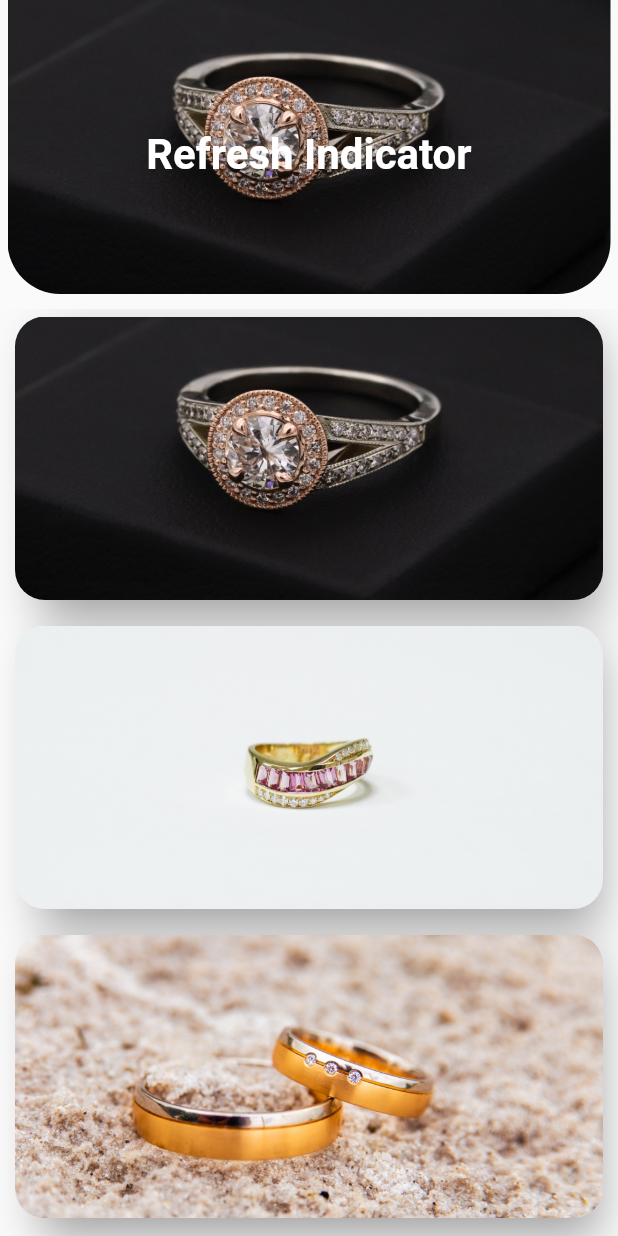
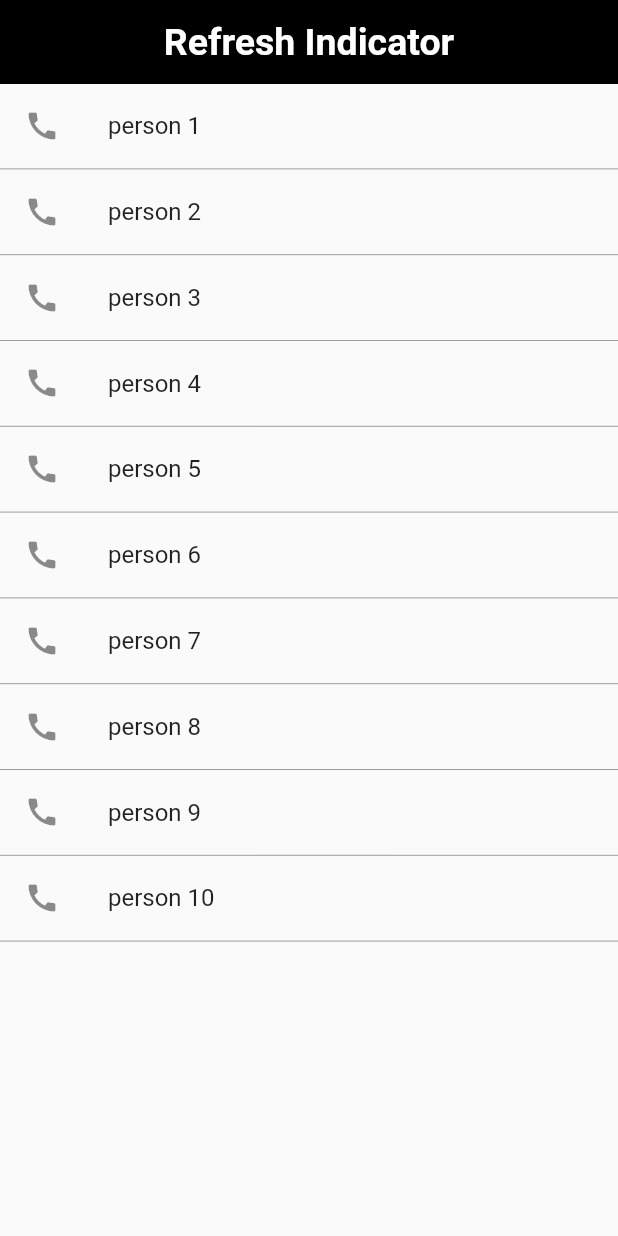
Before and after one commit to sahil078078/flutter_awesome_design, a Flutter app: the screen it shows after launch, on a phone screen of 412 x 824 dp. Run offline on Flutter 3.47's test engine with Material 2 defaults, Android fonts, the phone set to English and light mode, and no system bars; our stand-ins replace carousel_slider, dio, file_picker, flutter_colorpicker, flutter_inset_box_shadow, flutter_signin_button and 6 more; missing offline and left inert: easy_actions; Roboto replaces fonts that are missing (Aclonica, Share).

Commit message:
refresh indicator2

```diff
--- /dev/null
+++ b/lib/May19_2022/RefreshIndicatorWidget/refresh_indicator_homescreen2.dart
@@ -0,0 +1,68 @@
+import 'package:flutter/material.dart';
+import 'package:google_fonts/google_fonts.dart';
+
+class RefreshIndicatorHomeScreen2 extends StatefulWidget {
+  const RefreshIndicatorHomeScreen2({Key? key}) : super(key: key);
+
+  @override
+  State<RefreshIndicatorHomeScreen2> createState() =>
+      _RefreshIndicatorHomeScreen2State();
+}
+
+class _RefreshIndicatorHomeScreen2State
+    extends State<RefreshIndicatorHomeScreen2> {
+  int _count = 0;
+  @override
+  Widget build(BuildContext context) {
+    return Scaffold(
+      appBar: AppBar(
+        backgroundColor: Colors.black,
+        centerTitle: true,
+        elevation: 0.0,
+        title: Text(
+          'Refresh Indicator',
+          style: GoogleFonts.aclonica(
+            fontWeight: FontWeight.bold,
+            fontSize: 25,
+          ),
+        ),
+      ),
+      body: RefreshIndicator(
+        color: Colors.white,
+        backgroundColor: Colors.black,
+        strokeWidth: 5,
+        onRefresh: _refreshHandle,
+        child: ListView(
+          children: _getItems(),
+        ),
+      ),
+    );
+  }
+
+  List<Widget> _getItems() {
+    List<Widget> items = [];
+    for (int i = _count; i <= _count + 9; i++) {
+      var item = Column(
+        children: [
+          ListTile(
+            leading: const Icon(Icons.call),
+            title: Text('person ${1 + i}'),
+          ),
+          const Divider(
+            color: Colors.grey,
+            height: 1.2,
+          ),
+        ],
+      );
+      items.add(item);
+    }
+    return items;
+  }
+
+  Future<void> _refreshHandle() {
+    setState(() {
+      _count = _count + 10;
+    });
+    return Future.delayed(const Duration(seconds: 1));
+  }
+}
--- a/lib/main.dart
+++ b/lib/main.dart
@@ -1,5 +1,5 @@
 import 'package:flutter/material.dart';
-import 'May19_2022/RefreshIndicatorWidget/refresh_indicator_homescreen.dart';
+import 'May19_2022/RefreshIndicatorWidget/refresh_indicator_homescreen2.dart';
 
 void main() {
   runApp(const MyApp());
@@ -10,9 +10,9 @@ class MyApp extends StatelessWidget {
 
   @override
   Widget build(BuildContext context) {
-    return MaterialApp(
+    return const MaterialApp(
       debugShowCheckedModeBanner: false,
-      home: RefreshIndicatorHomeScreen(),
+      home: RefreshIndicatorHomeScreen2(),
     );
   }
 }
```
